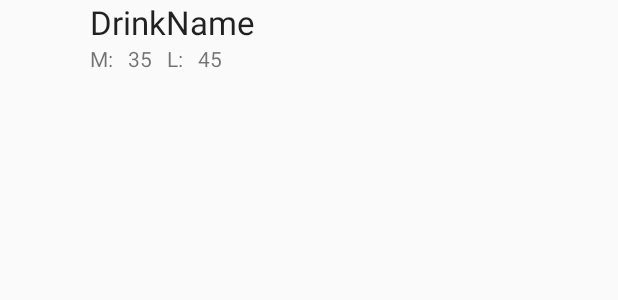
After one commit to sara04060108/android_class-270, an Android app: the layout listview_drink_item.xml on its own in the app's theme, with its tools: preview values and no code run, on a phone screen of 412 x 824 dp. The commit adds this screen. Shown: the top 300 px of the screen. Run offline under Robolectric (Android 15) with nearby library versions, the phone set to English and light mode, and no system bars.

Commit message:
add Drink item View

```diff
--- a/SimpleUI/app/src/main/java/com/example/user/simpleui/MainActivity.java
+++ b/SimpleUI/app/src/main/java/com/example/user/simpleui/MainActivity.java
@@ -108,7 +108,7 @@ public class MainActivity extends AppCompatActivity {
 
     }
 
-    public  void goToMenu(View view){
+    public  void goToMenu(View view){//跳頁
         Intent intent = new Intent();
         intent.setClass(this,DrinkMenuActivity.class);
         startActivity(intent);
--- /dev/null
+++ b/SimpleUI/app/src/main/res/layout/listview_drink_item.xml
@@ -0,0 +1,61 @@
+<?xml version="1.0" encoding="utf-8"?>
+<RelativeLayout xmlns:android="http://schemas.android.com/apk/res/android"
+    android:layout_width="match_parent" android:layout_height="match_parent">
+
+    <ImageView
+        android:layout_width="60dp"
+        android:layout_height="60dp"
+        android:id="@+id/imageView"
+        android:layout_alignParentTop="true"
+        android:layout_alignParentLeft="true"
+        android:layout_alignParentStart="true" />
+
+    <TextView
+        android:layout_width="wrap_content"
+        android:layout_height="wrap_content"
+        android:textAppearance="?android:attr/textAppearanceLarge"
+        android:text="DrinkName"
+        android:id="@+id/drinkNameTextView"
+        android:layout_alignParentTop="true"
+        android:layout_toRightOf="@+id/imageView"
+        android:layout_toEndOf="@+id/imageView" />
+
+    <TextView
+        android:layout_width="wrap_content"
+        android:layout_height="wrap_content"
+        android:text="M:"
+        android:id="@+id/textView3"
+        android:layout_below="@+id/drinkNameTextView"
+        android:layout_toRightOf="@+id/imageView"
+        android:layout_toEndOf="@+id/imageView" />
+
+    <TextView
+        android:layout_width="wrap_content"
+        android:layout_height="wrap_content"
+        android:text="35"
+        android:id="@+id/mPriceTextView"
+        android:layout_below="@+id/drinkNameTextView"
+        android:layout_toRightOf="@+id/textView3"
+        android:layout_toEndOf="@+id/textView3"
+        android:layout_marginLeft="10dp" />
+
+    <TextView
+        android:layout_width="wrap_content"
+        android:layout_height="wrap_content"
+        android:text="L:"
+        android:id="@+id/textView4"
+        android:layout_below="@+id/drinkNameTextView"
+        android:layout_toRightOf="@+id/mPriceTextView"
+        android:layout_toEndOf="@+id/mPriceTextView"
+        android:layout_marginLeft="10dp" />
+
+    <TextView
+        android:layout_width="wrap_content"
+        android:layout_height="wrap_content"
+        android:text="45"
+        android:id="@+id/iPriceTextView"
+        android:layout_below="@+id/drinkNameTextView"
+        android:layout_toRightOf="@+id/textView4"
+        android:layout_toEndOf="@+id/textView4"
+        android:layout_marginLeft="10dp" />
+</RelativeLayout>
```
Also changed, not shown: SimpleUI/app/src/main/java/com/example/user/simpleui/Drink.java (added, +12 -0 lines), SimpleUI/app/src/main/java/com/example/user/simpleui/DrinkMenuActivity.java (+64 -0 lines), SimpleUI/app/src/main/res/layout/activity_drink_menu.xml (+37 -0 lines), SimpleUI/app/src/main/res/drawable/drink1.png (added), SimpleUI/app/src/main/res/drawable/drink2.png (added), SimpleUI/app/src/main/res/drawable/drink3.png (added), SimpleUI/app/src/main/res/drawable/drink4.png (added).
